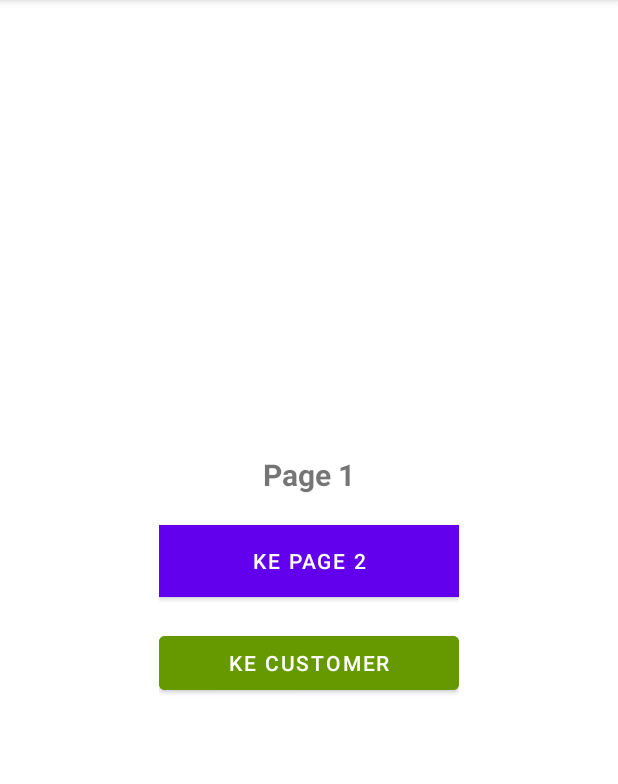
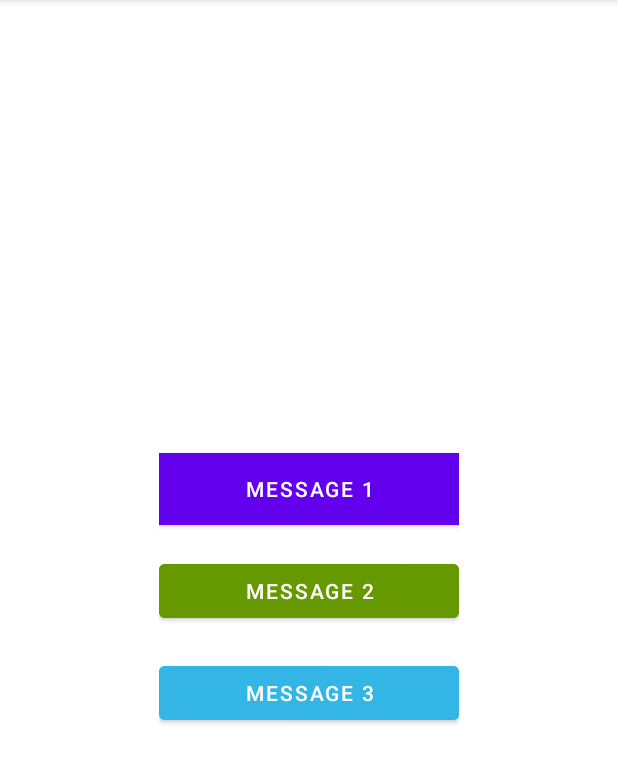
Before and after one commit to BeeSofLabs/demo-jetpack, an Android app: the screen it shows after launch (MainActivity), on a phone screen of 412 x 824 dp, the part 84-868 px from its top. Run offline under Robolectric (Android 15) with nearby library versions, the phone set to English and light mode, and no system bars; our stand-ins replace Dagger/Hilt's generated code, navigation-ui.

Commit message:
update hilt for show message in activity scope fragment scope and application scope

```diff
--- a/app/src/main/AndroidManifest.xml
+++ b/app/src/main/AndroidManifest.xml
@@ -3,6 +3,7 @@
     package="app.beelabs.com.demojetpack">
 
     <application
+        android:name=".App"
         android:allowBackup="true"
         android:icon="@mipmap/ic_launcher"
         android:label="@string/app_name"
--- a/app/src/main/java/app/beelabs/com/demojetpack/MyApplication.kt
+++ b/app/src/main/java/app/beelabs/com/demojetpack/App.kt
@@ -4,5 +4,5 @@ import android.app.Application
 import dagger.hilt.android.HiltAndroidApp
 
 @HiltAndroidApp
-class MyApplication : Application() {
+class App : Application() {
 }
--- a/app/src/main/java/app/beelabs/com/demojetpack/MainActivity.kt
+++ b/app/src/main/java/app/beelabs/com/demojetpack/MainActivity.kt
@@ -2,10 +2,16 @@ package app.beelabs.com.demojetpack
 
 import androidx.appcompat.app.AppCompatActivity
 import android.os.Bundle
+import android.widget.Toast
 import androidx.navigation.Navigation
 import androidx.navigation.ui.NavigationUI
+import dagger.hilt.android.AndroidEntryPoint
+import javax.inject.Inject
+import javax.inject.Named
 
+@AndroidEntryPoint
 class MainActivity : AppCompatActivity() {
+
     override fun onCreate(savedInstanceState: Bundle?) {
         super.onCreate(savedInstanceState)
         setContentView(R.layout.activity_main)
--- /dev/null
+++ b/app/src/main/java/app/beelabs/com/demojetpack/module/AppModule.kt
@@ -0,0 +1,24 @@
+package app.beelabs.com.demojetpack.module
+
+import app.beelabs.com.demojetpack.R
+import dagger.Module
+import dagger.Provides
+import dagger.hilt.InstallIn
+import dagger.hilt.components.SingletonComponent
+import javax.inject.Named
+import javax.inject.Singleton
+
+@Module
+@InstallIn(SingletonComponent::class)
+class AppModule {
+
+    @Singleton
+    @Provides
+    @Named("message1")
+    fun provideMessageString() = "Hallo this is message from module injection"
+
+    @Singleton
+    @Provides
+    @Named("message2")
+    fun provideMessageStringSecond() = "this is my second message"
+}
--- /dev/null
+++ b/app/src/main/java/app/beelabs/com/demojetpack/module/MainModule.kt
@@ -0,0 +1,25 @@
+package app.beelabs.com.demojetpack.module
+
+import android.content.Context
+import app.beelabs.com.demojetpack.R
+import dagger.Module
+import dagger.Provides
+import dagger.hilt.InstallIn
+import dagger.hilt.android.components.ActivityComponent
+import dagger.hilt.android.components.FragmentComponent
+import dagger.hilt.android.qualifiers.ApplicationContext
+import dagger.hilt.android.scopes.ActivityScoped
+import dagger.hilt.android.scopes.FragmentScoped
+import dagger.hilt.components.SingletonComponent
+import javax.inject.Named
+
+@Module
+@InstallIn(FragmentComponent::class)
+class MainModule {
+
+    @FragmentScoped
+    @Provides
+    @Named("message3")
+    fun provideMessageStringSecond(
+    ) = "this is my main fragment message"
+}
--- a/app/src/main/java/app/beelabs/com/demojetpack/session1/nav/PageFirstFragment.kt
+++ b/app/src/main/java/app/beelabs/com/demojetpack/session1/nav/PageFirstFragment.kt
@@ -11,23 +11,41 @@ import androidx.core.net.toUri
 import androidx.navigation.Navigation
 import androidx.navigation.fragment.findNavController
 import app.beelabs.com.demojetpack.R
+import dagger.hilt.android.AndroidEntryPoint
+import javax.inject.Inject
+import javax.inject.Named
 
+@AndroidEntryPoint
 class  PageFirstFragment : Fragment() {
+
+    @Inject
+    @Named("message1")
+    lateinit var mymessage1: String
+    @Inject
+    @Named("message2")
+    lateinit var mymessage2: String
+    @Inject
+    @Named("message3")
+    lateinit var mymessage3: String
 
     override fun onCreateView(
         inflater: LayoutInflater, container: ViewGroup?,
         savedInstanceState: Bundle?
     ): View? {
         val rootView = inflater.inflate(R.layout.fragment_page_first, container, false)
-        val btnPage = rootView.findViewById<Button>(R.id.btn_page)
-        val btnCustomer = rootView.findViewById<Button>(R.id.btn_customer)
+        val btnMessage1 = rootView.findViewById<Button>(R.id.btn_message1)
+        val btnMessage2 = rootView.findViewById<Button>(R.id.btn_message2)
+        val btnMessage3 = rootView.findViewById<Button>(R.id.btn_message3)
 
-        btnPage.setOnClickListener {
-            findNavController().navigate(R.id.action_pageFirstFragment_to_pageSecondFragment)
+        btnMessage1.setOnClickListener {
+            Toast.makeText(activity, mymessage1, Toast.LENGTH_SHORT).show()
         }
 
-        btnCustomer.setOnClickListener {
-            findNavController().navigate(R.id.action_pageFirstFragment_to_customerFirstFragment)
+        btnMessage2.setOnClickListener {
+            Toast.makeText(activity, mymessage2, Toast.LENGTH_SHORT).show()
+        }
+        btnMessage3.setOnClickListener {
+            Toast.makeText(activity, mymessage3, Toast.LENGTH_SHORT).show()
         }
         return rootView
     }
--- a/app/src/main/res/layout/activity_main.xml
+++ b/app/src/main/res/layout/activity_main.xml
@@ -16,7 +16,7 @@
         app:layout_constraintLeft_toLeftOf="parent"
         app:layout_constraintRight_toRightOf="parent"
         app:layout_constraintTop_toTopOf="parent"
-        app:navGraph="@navigation/nav_graph_page" />
+        app:navGraph="@navigation/nav_graph_main" />
 
 
 
--- a/app/src/main/res/layout/fragment_page_first.xml
+++ b/app/src/main/res/layout/fragment_page_first.xml
@@ -10,39 +10,37 @@
         android:layout_height="wrap_content"
         android:layout_gravity="center">
 
-        <TextView
-            android:id="@+id/page_label"
-            android:layout_width="wrap_content"
-            android:layout_height="wrap_content"
-            android:layout_centerHorizontal="true"
-            android:text="Page 1"
-            android:textSize="20sp"
-            android:textStyle="bold" />
-
         <Button
-            android:id="@+id/btn_page"
+            android:id="@+id/btn_message1"
             android:layout_width="200dp"
             android:layout_height="wrap_content"
             android:layout_centerHorizontal="true"
             android:layout_marginTop="20dp"
-            android:layout_below="@+id/page_label"
             android:background="@color/black"
-            android:text="Ke page 2"
+            android:text="Message 1"
             android:textColor="@color/white" />
 
         <Button
-            android:id="@+id/btn_customer"
+            android:id="@+id/btn_message2"
             android:layout_width="200dp"
             android:layout_height="wrap_content"
+            android:layout_below="@+id/btn_message1"
             android:layout_centerHorizontal="true"
             android:layout_marginTop="20dp"
-            android:layout_below="@+id/btn_page"
             android:backgroundTint="@android:color/holo_green_dark"
-            android:text="Ke Customer"
+            android:text="message 2"
             android:textColor="@color/white" />
 
-
-
+        <Button
+            android:id="@+id/btn_message3"
+            android:layout_width="200dp"
+            android:layout_height="wrap_content"
+            android:layout_below="@+id/btn_message2"
+            android:layout_centerHorizontal="true"
+            android:layout_marginTop="20dp"
+            android:backgroundTint="@android:color/holo_blue_light"
+            android:text="message 3"
+            android:textColor="@color/white" />
 
 
     </RelativeLayout>
--- a/app/src/main/res/navigation/nav_graph_customer.xml
+++ /dev/null
@@ -1,33 +0,0 @@
-<?xml version="1.0" encoding="utf-8"?>
-<navigation xmlns:android="http://schemas.android.com/apk/res/android"
-    xmlns:app="http://schemas.android.com/apk/res-auto"
-    xmlns:tools="http://schemas.android.com/tools"
-    android:id="@+id/nav_graph_customer"
-    app:startDestination="@id/customerFirstFragment">
-
-
-    <fragment
-        android:id="@+id/customerFirstFragment"
-        android:name="app.beelabs.com.demojetpack.session1.nav.customer.CustomerFirstFragment"
-        tools:layout="@layout/fragment_customer_first"
-        android:label="CustomerFirstFragment">
-        <action
-            android:id="@+id/action_customerFirstFragment_to_customerSecondFragment"
-            app:destination="@id/customerSecondFragment" />
-    </fragment>
-    <fragment
-        android:id="@+id/customerSecondFragment"
-        android:name="app.beelabs.com.demojetpack.session1.nav.customer.CustomerSecondFragment"
-        android:label="CustomerSecondFragment">
-        <action
-            android:id="@+id/action_customerSecondFragment_to_customerThirdFragment"
-            app:destination="@id/customerThirdFragment" />
-    </fragment>
-    <fragment
-        android:id="@+id/customerThirdFragment"
-        android:name="app.beelabs.com.demojetpack.session1.nav.customer.CustomerThirdFragment"
-        android:label="CustomerThirdFragment">
-
-    </fragment>
-
-</navigation>
--- /dev/null
+++ b/app/src/main/res/navigation/nav_graph_main.xml
@@ -0,0 +1,13 @@
+<?xml version="1.0" encoding="utf-8"?>
+<navigation xmlns:android="http://schemas.android.com/apk/res/android"
+    xmlns:app="http://schemas.android.com/apk/res-auto"
+    xmlns:tools="http://schemas.android.com/tools"
+    android:id="@+id/nav_graph_page"
+    app:startDestination="@id/pageFirstFragment">
+
+    <fragment
+        android:id="@+id/pageFirstFragment"
+        android:name="app.beelabs.com.demojetpack.session1.nav.PageFirstFragment"
+        android:label="PageFirstFragment"
+        tools:layout="@layout/fragment_page_first" />
+</navigation>
--- a/app/src/main/res/navigation/nav_graph_page.xml
+++ /dev/null
@@ -1,43 +0,0 @@
-<?xml version="1.0" encoding="utf-8"?>
-<navigation xmlns:android="http://schemas.android.com/apk/res/android"
-    xmlns:app="http://schemas.android.com/apk/res-auto"
-    xmlns:tools="http://schemas.android.com/tools"
-    android:id="@+id/nav_graph_page"
-    app:startDestination="@id/pageFirstFragment">
-
-    <fragment
-        android:id="@+id/pageFirstFragment"
-        android:name="app.beelabs.com.demojetpack.session1.nav.PageFirstFragment"
-        android:label="PageFirstFragment"
-        tools:layout="@layout/fragment_page_first">
-
-        <action
-            android:id="@+id/action_pageFirstFragment_to_pageSecondFragment"
-            app:destination="@id/pageSecondFragment"
-            app:enterAnim="@anim/slide_in_left"
-            app:exitAnim="@anim/slide_out_right"
-            app:popEnterAnim="@anim/slide_out_right"
-            app:popExitAnim="@anim/slide_in_left" />
-        <action
-            android:id="@+id/action_pageFirstFragment_to_customerFirstFragment"
-            app:destination="@id/nav_graph_customer" />
-
-    </fragment>
-    <fragment
-        android:id="@+id/pageSecondFragment"
-        android:name="app.beelabs.com.demojetpack.session1.nav.PageSecondFragment"
-        android:label="PageSecondFragment">
-        <action
-            android:id="@+id/action_pageSecondFragment_to_pageThirdFragment"
-            app:destination="@id/pageThirdFragment" />
-    </fragment>
-    <fragment
-        android:id="@+id/pageThirdFragment"
-        android:name="app.beelabs.com.demojetpack.session1.nav.PageThirdFragment"
-        android:label="PageThirdFragment">
-
-    </fragment>
-
-    <include app:graph="@navigation/nav_graph_customer" />
-
-</navigation>
--- a/app/src/main/res/values/strings.xml
+++ b/app/src/main/res/values/strings.xml
@@ -4,4 +4,7 @@
     <string name="hello_blank_fragment">Hello blank fragment</string>
 
     <string name="deeplink_demo_app">demo://page/3/page3</string>
+
+    <!--  dependency injection  -->
+    <string name="message3">this is my main third message</string>
 </resources>
```
Also changed, not shown: app/src/main/java/app/beelabs/com/demojetpack/session1/nav/PageSecondFragment.kt (deleted, +0 -40 lines), app/src/main/java/app/beelabs/com/demojetpack/session1/nav/PageThirdFragment.kt (deleted, +0 -31 lines), app/src/main/java/app/beelabs/com/demojetpack/session1/nav/customer/CustomerFirstFragment.kt (deleted, +0 -37 lines), app/src/main/java/app/beelabs/com/demojetpack/session1/nav/customer/CustomerSecondFragment.kt (deleted, +0 -38 lines), app/src/main/java/app/beelabs/com/demojetpack/session1/nav/customer/CustomerThirdFragment.kt (deleted, +0 -31 lines).
